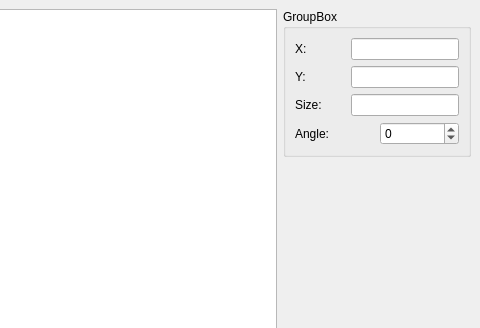
This is Engine/mainwindow.ui in StefanGolubovic/Qt-GameEngine as Qt 5 draws it before an edit; both pictures show x 502 to 982 and y 0 to 328 of the 982 by 595 pixel window. The edited form follows.
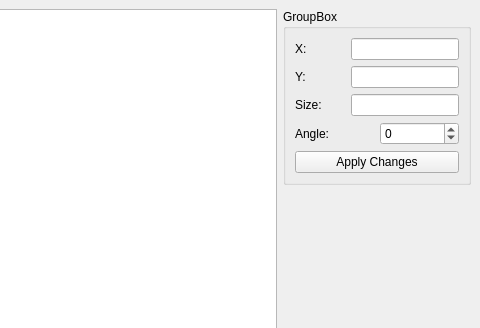
This is the edited form.

What changed in the file:
```diff
--- a/Engine/mainwindow.ui
+++ b/Engine/mainwindow.ui
@@ -182,6 +182,13 @@
            </item>
           </layout>
          </item>
+         <item>
+          <widget class="QPushButton" name="applyChangesBtn">
+           <property name="text">
+            <string>Apply Changes</string>
+           </property>
+          </widget>
+         </item>
         </layout>
        </widget>
       </item>
```
